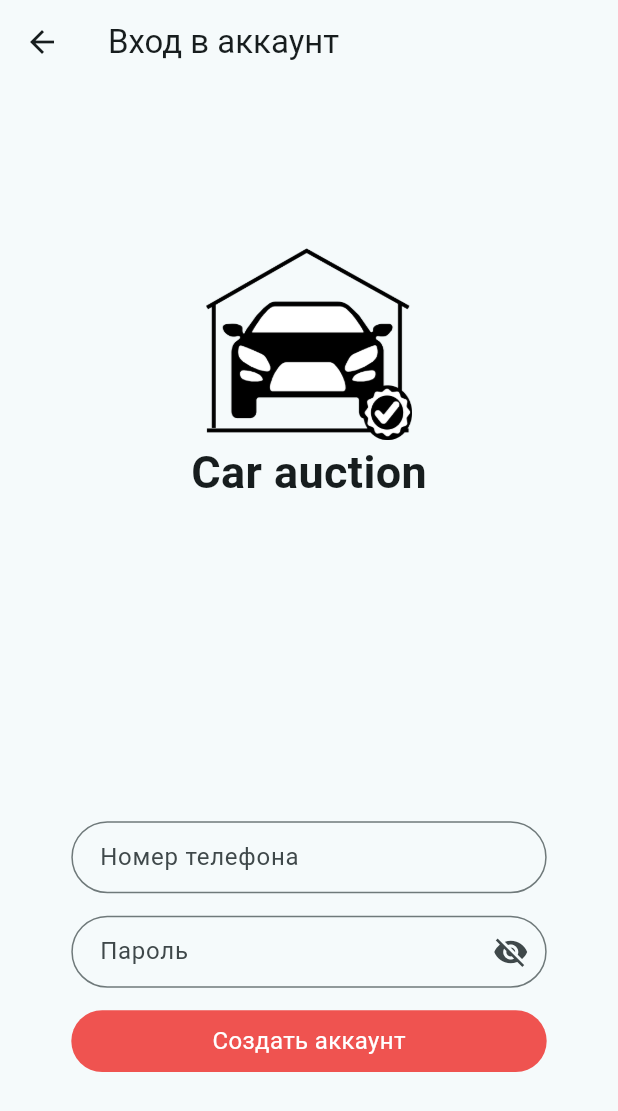
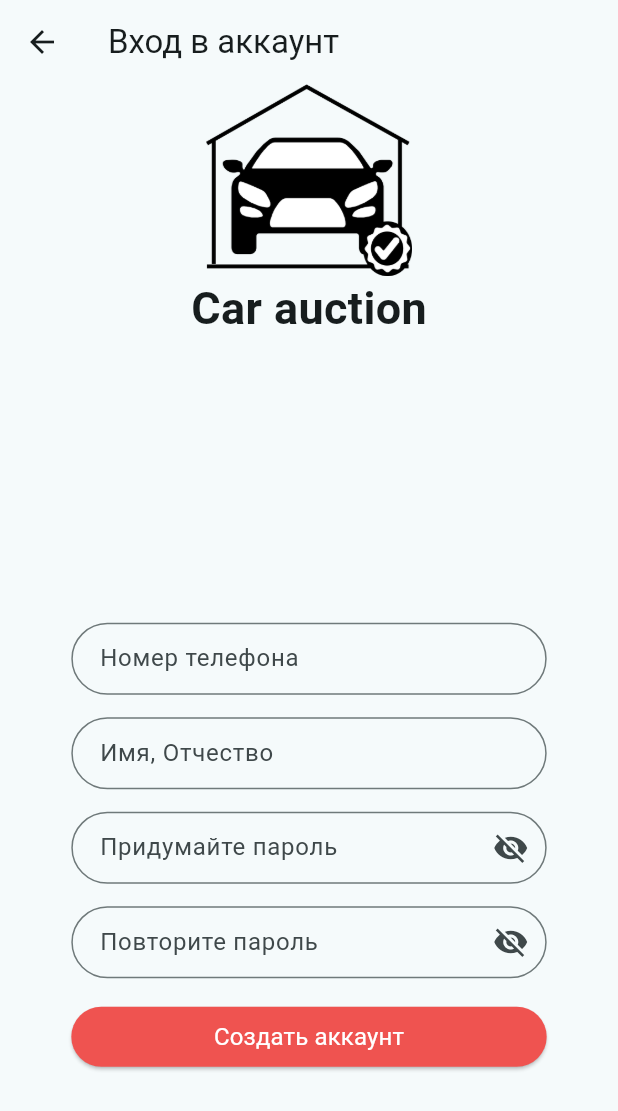
Before and after one commit to MedLighter/autoauction, a Flutter app: the screen it shows after launch, after a tap on "Создать аккаунт", on a phone screen of 412 x 824 dp. Shown: the top 1111 px of the screen. Run offline on Flutter 3.47's test engine with Material 3 defaults, Android fonts, the phone set to English and light mode, and no system bars; our stand-ins replace flutter_masked_text2, flutter_riverpod, google_fonts, lottie; missing offline and left inert: flutter_animated_icons.

Commit message:
доделан ui авторизации и регистрации

```diff
--- a/lib/pages/pre_pages/singup.dart
+++ b/lib/pages/pre_pages/singup.dart
@@ -1,5 +1,6 @@
 import 'package:flutter/cupertino.dart';
 import 'package:flutter/material.dart';
+import 'package:flutter/widgets.dart';
 import 'package:flutter_masked_text2/flutter_masked_text2.dart';
 import 'package:flutter_riverpod/flutter_riverpod.dart';
 
@@ -11,20 +12,67 @@ class SingUnPage extends ConsumerStatefulWidget {
 }
 
 class _SingUnPageState extends ConsumerState<SingUnPage> {
+  final FocusNode _focusNode1 = FocusNode();
+  final FocusNode _focusNode2 = FocusNode();
+  final FocusNode _focusNode3 = FocusNode();
+  final FocusNode _focusNode4 = FocusNode();
+  final ScrollController _scrollController = ScrollController();
   MaskedTextController number = MaskedTextController(mask: '+7 000 000-00-00');
+  TextEditingController name = TextEditingController();
   TextEditingController password = TextEditingController();
+  TextEditingController repeatPassword = TextEditingController();
 
   bool passwordVisible = false;
+  bool repeatPasswordVisible = false;
+
+  @override
+  void initState() {
+    super.initState();
+    _focusNode1.addListener(() {
+      if (_focusNode1.hasFocus) {
+        _scrollToWidget(_focusNode1);
+      }
+    });
+    _focusNode2.addListener(() {
+      if (_focusNode2.hasFocus) {
+        _scrollToWidget(_focusNode2);
+      }
+    });
+    _focusNode3.addListener(() {
+      if (_focusNode3.hasFocus) {
+        _scrollToWidget(_focusNode3);
+      }
+    });
+    _focusNode4.addListener(() {
+      if (_focusNode4.hasFocus) {
+        _scrollToWidget(_focusNode4);
+      }
+    });
+  }
+
+  void _scrollToWidget(FocusNode focusNode) {
+    _scrollController.animateTo(
+      focusNode.offset.dy,
+      duration: const Duration(milliseconds: 500),
+      curve: Curves.ease,
+    );
+  }
 
   @override
   Widget build(BuildContext context) {
     return Scaffold(
+      resizeToAvoidBottomInset: false,
       appBar: AppBar(
         title: const Text("Вход в аккаунт"),
       ),
-      body: Center(
+      body: SingleChildScrollView(
+        controller: _scrollController,
+        padding:
+            EdgeInsets.only(bottom: MediaQuery.of(context).viewInsets.bottom),
+        reverse: true,
+        child: Center(
           child: SizedBox(
-          height: MediaQuery.of(context).size.height / 1.5,
+            height: MediaQuery.of(context).size.height / 1.25,
             child: Column(
               children: [
                 Image.asset("assets/logo.png",
@@ -40,7 +88,8 @@ class _SingUnPageState extends ConsumerState<SingUnPage> {
                 SizedBox(
                   width: MediaQuery.of(context).size.width / 1.3,
                   child: TextField(
-                  onTapOutside: (value) async {
+                    focusNode: _focusNode1,
+                    onTapOutside: (value) {
                       FocusScope.of(context).unfocus();
                     },
                     keyboardType: TextInputType.number,
@@ -49,7 +98,8 @@ class _SingUnPageState extends ConsumerState<SingUnPage> {
                         hoverColor: Colors.red,
                         focusedBorder: const OutlineInputBorder(
                             borderSide: BorderSide(color: Colors.black),
-                          borderRadius: BorderRadius.all(Radius.circular(100))),
+                            borderRadius:
+                                BorderRadius.all(Radius.circular(100))),
                         contentPadding:
                             EdgeInsets.zero.copyWith(left: 15, right: 15),
                         border: const OutlineInputBorder(
@@ -62,6 +112,31 @@ class _SingUnPageState extends ConsumerState<SingUnPage> {
                   padding: const EdgeInsets.only(top: 15),
                   width: MediaQuery.of(context).size.width / 1.3,
                   child: TextField(
+                    focusNode: _focusNode2,
+                    onTapOutside: (value) async {
+                      FocusScope.of(context).unfocus();
+                    },
+                    keyboardType: TextInputType.number,
+                    decoration: InputDecoration(
+                        hintText: "Имя, Отчество",
+                        hoverColor: Colors.red,
+                        focusedBorder: const OutlineInputBorder(
+                            borderSide: BorderSide(color: Colors.black),
+                            borderRadius:
+                                BorderRadius.all(Radius.circular(100))),
+                        contentPadding:
+                            EdgeInsets.zero.copyWith(left: 15, right: 15),
+                        border: const OutlineInputBorder(
+                            borderRadius:
+                                BorderRadius.all(Radius.circular(100)))),
+                    controller: name,
+                  ),
+                ),
+                Container(
+                  padding: const EdgeInsets.only(top: 15),
+                  width: MediaQuery.of(context).size.width / 1.3,
+                  child: TextField(
+                    focusNode: _focusNode3,
                     onTapOutside: (value) async {
                       FocusScope.of(context).unfocus();
                     },
@@ -80,11 +155,12 @@ class _SingUnPageState extends ConsumerState<SingUnPage> {
                             );
                           },
                         ),
-                      hintText: "Пароль",
+                        hintText: "Придумайте пароль",
                         hoverColor: Colors.red,
                         focusedBorder: const OutlineInputBorder(
                             borderSide: BorderSide(color: Colors.black),
-                          borderRadius: BorderRadius.all(Radius.circular(100))),
+                            borderRadius:
+                                BorderRadius.all(Radius.circular(100))),
                         contentPadding:
                             EdgeInsets.zero.copyWith(left: 15, right: 15),
                         border: const OutlineInputBorder(
@@ -93,35 +169,73 @@ class _SingUnPageState extends ConsumerState<SingUnPage> {
                     controller: password,
                   ),
                 ),
+                Container(
+                  padding: const EdgeInsets.only(top: 15),
+                  width: MediaQuery.of(context).size.width / 1.3,
+                  child: TextField(
+                    focusNode: _focusNode4,
+                    onTapOutside: (value) async {
+                      FocusScope.of(context).unfocus();
+                    },
+                    keyboardType: TextInputType.visiblePassword,
+                    obscureText: passwordVisible,
+                    decoration: InputDecoration(
+                        suffixIcon: IconButton(
+                          icon: Icon(passwordVisible
+                              ? Icons.visibility
+                              : Icons.visibility_off),
+                          onPressed: () {
+                            setState(
+                              () {
+                                repeatPasswordVisible = !repeatPasswordVisible;
+                              },
+                            );
+                          },
+                        ),
+                        hintText: "Повторите пароль",
+                        hoverColor: Colors.red,
+                        focusedBorder: const OutlineInputBorder(
+                            borderSide: BorderSide(color: Colors.black),
+                            borderRadius:
+                                BorderRadius.all(Radius.circular(100))),
+                        contentPadding:
+                            EdgeInsets.zero.copyWith(left: 15, right: 15),
+                        border: const OutlineInputBorder(
+                            borderRadius:
+                                BorderRadius.all(Radius.circular(100)))),
+                    controller: repeatPassword,
+                  ),
+                ),
                 const SizedBox(
                   height: 15,
                 ),
-              Container(
-                decoration: BoxDecoration(
-                    color: Colors.red.shade400,
-                    borderRadius: const BorderRadius.all(Radius.circular(100))),
-                height: MediaQuery.of(context).size.height * 0.05,
+                SizedBox(
                   width: MediaQuery.of(context).size.width / 1.3,
-                child: InkWell(
-                  onTap: () {
+                  child: ElevatedButton(
+                    onPressed: () {
                       Navigator.of(context).push(CupertinoPageRoute(
-                        builder: (BuildContext context) => const SingUnPage()));
+                          builder: (BuildContext context) =>
+                              const SingUnPage()));
                     },
-                  child: const Center(
-                      child: Text(
+                    style: ButtonStyle(
+                        backgroundColor:
+                            MaterialStatePropertyAll(Colors.red.shade400),
+                        foregroundColor:
+                            const MaterialStatePropertyAll(Colors.white)),
+                    child: const Text(
                       "Создать аккаунт",
                       style: TextStyle(
-                      color: Colors.white,
                         fontSize: 16,
                         fontWeight: FontWeight.w400,
                       ),
-                  )),
+                    ),
                   ),
                 ),
               ],
             ),
           ),
         ),
+      ),
     );
   }
 }
--- a/lib/pages/pre_pages/welcome.dart
+++ b/lib/pages/pre_pages/welcome.dart
@@ -15,6 +15,7 @@ class _WelcomePageState extends ConsumerState<WelcomePage> {
   @override
   Widget build(BuildContext context) {
     return Scaffold(
+      resizeToAvoidBottomInset: false,
       body: Center(
         child: Stack(
           children: [
```
Also changed, not shown: lib/pages/pre_pages/singin.dart (+12 -12 lines), 2 other files. Lines whose indentation alone changed are shown as unchanged.
